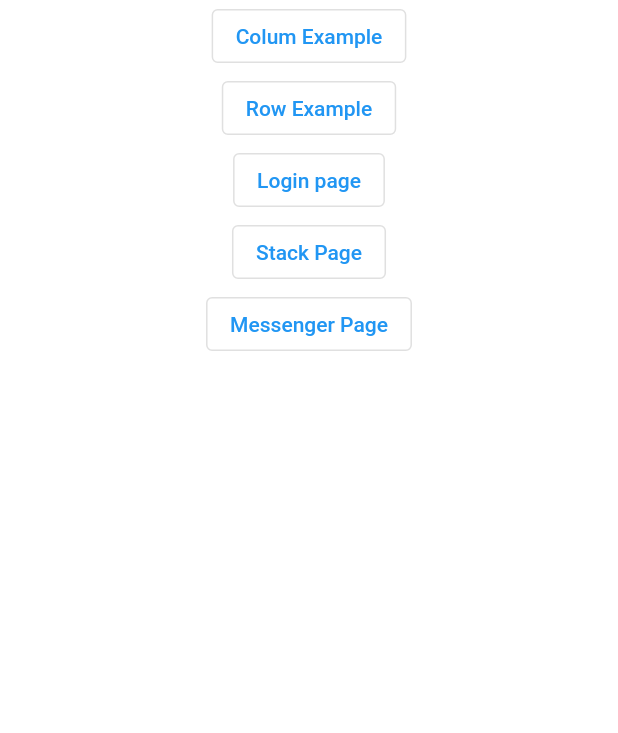
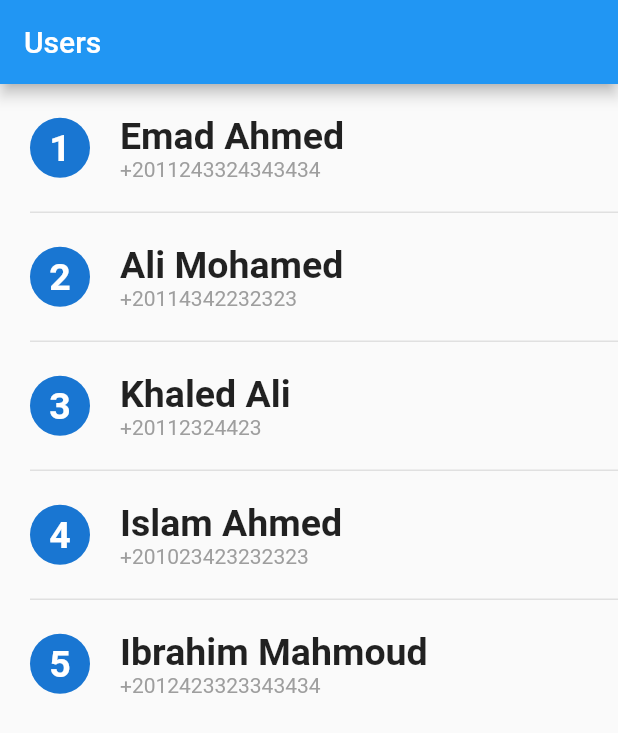
Before and after one commit to emad3020/FlutterExample, a Flutter app: the screen it shows after launch, on a phone screen of 412 x 824 dp. Shown: the top 733 px of the screen. Run offline on Flutter 3.47's test engine with Material 2 defaults, Android fonts, the phone set to English and light mode, and no system bars.

Commit message:
Create dataModel for new list view screen

```diff
--- a/lib/main.dart
+++ b/lib/main.dart
@@ -3,6 +3,7 @@ import 'package:firstapp/homeScreen.dart';
 import 'package:firstapp/loginScreen.dart';
 import 'package:firstapp/messenger_screen.dart';
 import 'package:firstapp/rowScreen.dart';
+import 'package:firstapp/user_screen.dart';
 import 'package:flutter/material.dart';
 
 void main() {
@@ -14,7 +15,7 @@ class MainApp extends StatelessWidget {
   Widget build(BuildContext context) {
     return MaterialApp(
       theme: ThemeData(primaryColor: Colors.black),
-      home: NavigationScreen(),
+      home: UserScreen(),
     );
   }
 }
--- /dev/null
+++ b/lib/model/usermodel.dart
@@ -0,0 +1,9 @@
+import 'package:flutter/cupertino.dart';
+
+class UserModel {
+  final int id;
+  final String name;
+  final String phone;
+
+  UserModel({@required this.id, @required this.name, @required this.phone});
+}
--- /dev/null
+++ b/lib/user_screen.dart
@@ -0,0 +1,65 @@
+import 'package:firstapp/model/usermodel.dart';
+import 'package:flutter/material.dart';
+
+class UserScreen extends StatelessWidget {
+  List<UserModel> users = [
+    UserModel(id: 1, name: 'Emad Ahmed', phone: '+2011243324343434'),
+    UserModel(id: 2, name: 'Ali Mohamed', phone: '+20114342232323'),
+    UserModel(id: 3, name: 'Khaled Ali', phone: '+20112324423'),
+    UserModel(id: 4, name: 'Islam Ahmed', phone: '+201023423232323'),
+    UserModel(id: 5, name: 'Ibrahim Mahmoud', phone: '+2012423323343434'),
+  ];
+
+  @override
+  Widget build(BuildContext context) {
+    return Scaffold(
+      appBar: AppBar(title: Text('Users')),
+      body: ListView.separated(
+        itemBuilder: (context, index) => buildUserItem(users[index]),
+        separatorBuilder: (context, index) => Padding(
+          padding: const EdgeInsetsDirectional.only(start: 20.0),
+          child: Container(
+            color: Colors.grey[300],
+            width: double.infinity,
+            height: 1.0,
+          ),
+        ),
+        itemCount: users.length,
+        scrollDirection: Axis.vertical,
+      ),
+    );
+  }
+
+  Widget buildUserItem(UserModel userItem) => Padding(
+        padding: const EdgeInsets.all(20.0),
+        child: Row(
+          children: [
+            CircleAvatar(
+              radius: 20.0,
+              child: Text(
+                userItem.id.toString(),
+                style: TextStyle(fontSize: 25.0, fontWeight: FontWeight.bold),
+              ),
+            ),
+            SizedBox(width: 20.0),
+            Expanded(
+              child: Column(
+                mainAxisSize: MainAxisSize.min,
+                crossAxisAlignment: CrossAxisAlignment.start,
+                children: [
+                  Text(
+                    userItem.name,
+                    style:
+                        TextStyle(fontSize: 25.0, fontWeight: FontWeight.bold),
+                  ),
+                  Text(
+                    userItem.phone,
+                    style: TextStyle(color: Colors.grey),
+                  )
+                ],
+              ),
+            ),
+          ],
+        ),
+      );
+}
```
